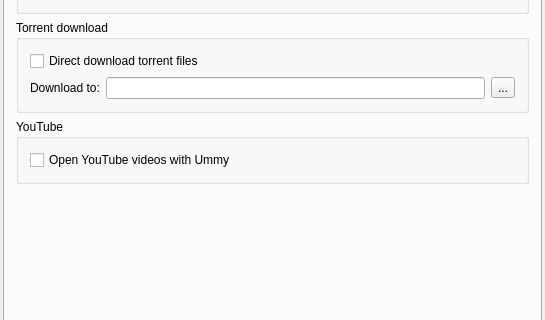
Old version of the form OtakuManager/widgets/PrefWindow.ui in the repository GhostWriterTNCS/OtakuManager; both pictures show x 0 to 545 and y 93 to 413 of the 545 by 570 pixel window.
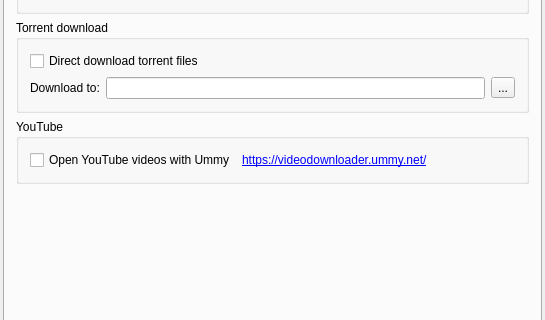
New version of the form. The open tabs and pages were chosen to show the change. Icons and pictures are not drawn.

Diff of the .ui file:
```diff
--- a/OtakuManager/widgets/PrefWindow.ui
+++ b/OtakuManager/widgets/PrefWindow.ui
@@ -380,14 +380,42 @@
          <property name="title">
           <string>YouTube</string>
          </property>
-         <layout class="QVBoxLayout" name="verticalLayout_7">
+         <layout class="QHBoxLayout" name="horizontalLayout_4">
           <item>
            <widget class="QCheckBox" name="youtubeToUmmy">
+            <property name="sizePolicy">
+             <sizepolicy hsizetype="Minimum" vsizetype="Preferred">
+              <horstretch>0</horstretch>
+              <verstretch>0</verstretch>
+             </sizepolicy>
+            </property>
             <property name="text">
              <string>Open YouTube videos with Ummy</string>
             </property>
            </widget>
           </item>
+          <item>
+           <widget class="QLabel" name="label_4">
+            <property name="sizePolicy">
+             <sizepolicy hsizetype="Expanding" vsizetype="Preferred">
+              <horstretch>0</horstretch>
+              <verstretch>0</verstretch>
+             </sizepolicy>
+            </property>
+            <property name="cursor">
+             <cursorShape>PointingHandCursor</cursorShape>
+            </property>
+            <property name="text">
+             <string>&lt;html&gt;&lt;head/&gt;&lt;body&gt;&lt;p&gt;&lt;a href=&quot;https://videodownloader.ummy.net/&quot;&gt;&lt;span style=&quot; text-decoration: underline; color:#0000ff;&quot;&gt;https://videodownloader.ummy.net/&lt;/span&gt;&lt;/a&gt;&lt;/p&gt;&lt;/body&gt;&lt;/html&gt;</string>
+            </property>
+            <property name="openExternalLinks">
+             <bool>true</bool>
+            </property>
+            <property name="textInteractionFlags">
+             <set>Qt::TextBrowserInteraction</set>
+            </property>
+           </widget>
+          </item>
          </layout>
         </widget>
        </item>
```
Left out of the diff: 85 changed lines with no effect on the pictures.
